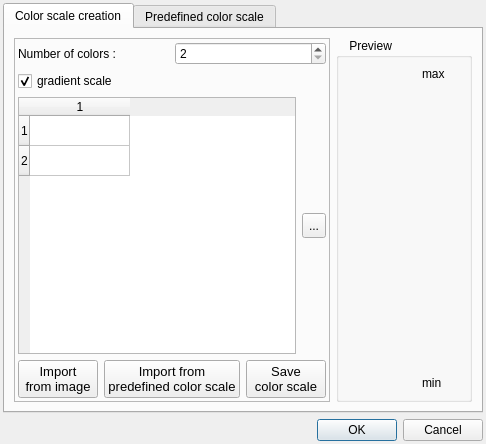
This is library/tulip-gui/designer/ColorScaleConfigDialog.ui in Tulip-Dev/tulip as Qt 5 draws it before an edit. The edited form follows.
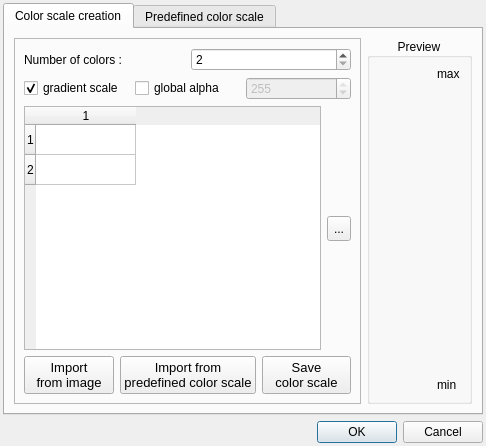
This is the edited form. Icons and pictures are not drawn.

Commit message: some improvements for the colorscale config dialog:   - reenable the edition of predefined colorscales (that feature was so convenient, why remove it in a previous commit ?)   - add the possibility to apply the same alpha value to all colors in a scale   - some GUI fixes

```diff
--- a/library/tulip-gui/designer/ColorScaleConfigDialog.ui
+++ b/library/tulip-gui/designer/ColorScaleConfigDialog.ui
@@ -7,7 +7,7 @@
     <x>0</x>
     <y>0</y>
     <width>486</width>
-    <height>444</height>
+    <height>446</height>
    </rect>
   </property>
   <property name="windowTitle">
@@ -41,12 +41,7 @@
          <property name="frameShadow">
           <enum>QFrame::Raised</enum>
          </property>
-         <layout class="QVBoxLayout" name="verticalLayout_11">
-          <property name="margin">
-           <number>3</number>
-          </property>
-          <item>
-           <layout class="QVBoxLayout" name="verticalLayout_10">
+         <layout class="QVBoxLayout" name="verticalLayout_5">
             <item>
              <layout class="QHBoxLayout" name="horizontalLayout_5">
               <item>
@@ -66,6 +61,8 @@
              </layout>
             </item>
             <item>
+           <layout class="QHBoxLayout" name="horizontalLayout_9">
+            <item>
              <widget class="QCheckBox" name="gradientCB">
               <property name="text">
                <string>gradient scale</string>
@@ -76,6 +73,31 @@
              </widget>
             </item>
             <item>
+             <widget class="QCheckBox" name="globalAlphaCB">
+              <property name="toolTip">
+               <string>when checked, apply the same alpha value to all colors in the scale</string>
+              </property>
+              <property name="text">
+               <string>global alpha</string>
+              </property>
+             </widget>
+            </item>
+            <item>
+             <widget class="QSpinBox" name="globalAlphaSB">
+              <property name="enabled">
+               <bool>false</bool>
+              </property>
+              <property name="maximum">
+               <number>255</number>
+              </property>
+              <property name="value">
+               <number>255</number>
+              </property>
+             </widget>
+            </item>
+           </layout>
+          </item>
+          <item>
              <layout class="QHBoxLayout" name="horizontalLayout">
               <item>
                <widget class="QTableWidget" name="colorsTable">
@@ -204,26 +226,27 @@
              </layout>
             </item>
            </layout>
-          </item>
-         </layout>
         </widget>
        </item>
        <item>
         <widget class="QGroupBox" name="groupBox_2">
          <property name="minimumSize">
           <size>
-           <width>30</width>
+           <width>105</width>
            <height>200</height>
           </size>
          </property>
          <property name="maximumSize">
           <size>
-           <width>200</width>
+           <width>105</width>
            <height>16777215</height>
           </size>
          </property>
          <property name="title">
-          <string>    Preview</string>
+          <string>Preview</string>
+         </property>
+         <property name="alignment">
+          <set>Qt::AlignCenter</set>
          </property>
          <layout class="QVBoxLayout" name="verticalLayout_4">
           <item>
```
Left out of the diff: 20 changed lines with no effect on the pictures. Lines whose indentation alone changed are shown as unchanged. The commit also changes 2 other files.
